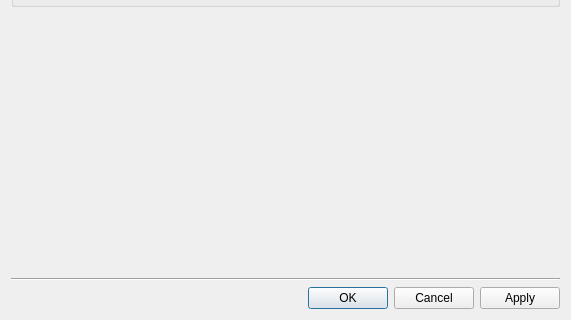
Above: app/ui/dialogs/appsettingsdialog.ui from pikazh/kdeconnect-windows before the change; both pictures show x 0 to 571 and y 164 to 484 of the 571 by 484 pixel window. Below: the same form after it.
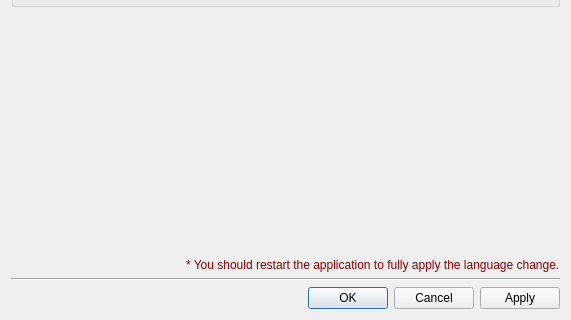
That is the form after the change.

Patch:
```diff
--- a/app/ui/dialogs/appsettingsdialog.ui
+++ b/app/ui/dialogs/appsettingsdialog.ui
@@ -84,6 +84,33 @@
      </property>
     </spacer>
    </item>
+   <item>
+    <layout class="QHBoxLayout" name="horizontalLayout">
+     <item>
+      <spacer name="horizontalSpacer">
+       <property name="orientation">
+        <enum>Qt::Orientation::Horizontal</enum>
+       </property>
+       <property name="sizeHint" stdset="0">
+        <size>
+         <width>1</width>
+         <height>1</height>
+        </size>
+       </property>
+      </spacer>
+     </item>
+     <item>
+      <widget class="QLabel" name="languageChangedTipsLabel">
+       <property name="styleSheet">
+        <string notr="true">QLabel{ color: darkRed }</string>
+       </property>
+       <property name="text">
+        <string>* You should restart the application to fully apply the language change.</string>
+       </property>
+      </widget>
+     </item>
+    </layout>
+   </item>
    <item>
     <widget class="Line" name="line">
      <property name="orientation">
```
